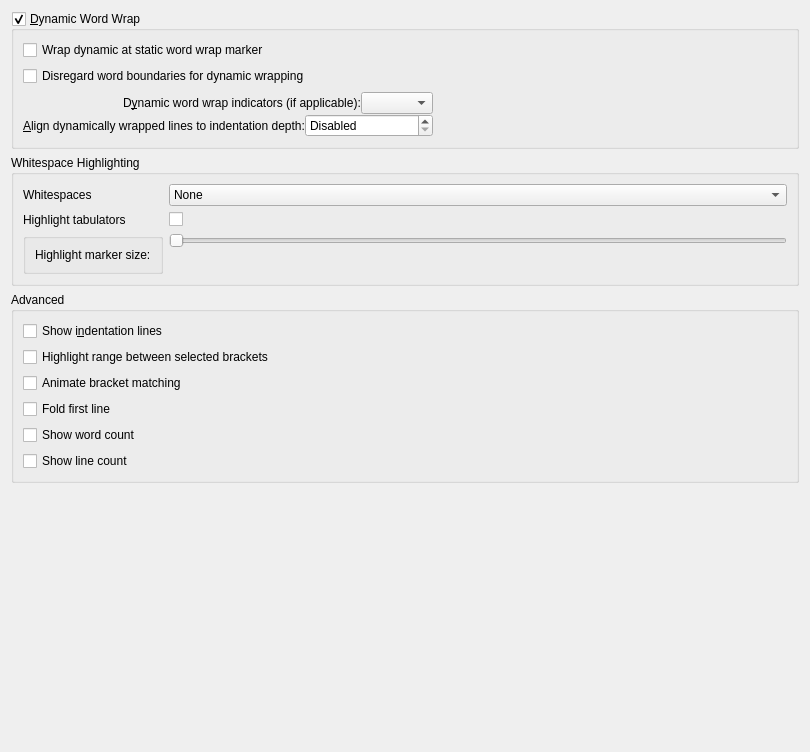
Above: src/dialogs/textareaappearanceconfigwidget.ui from KDE/ktexteditor before the change. Below: the same form after it.
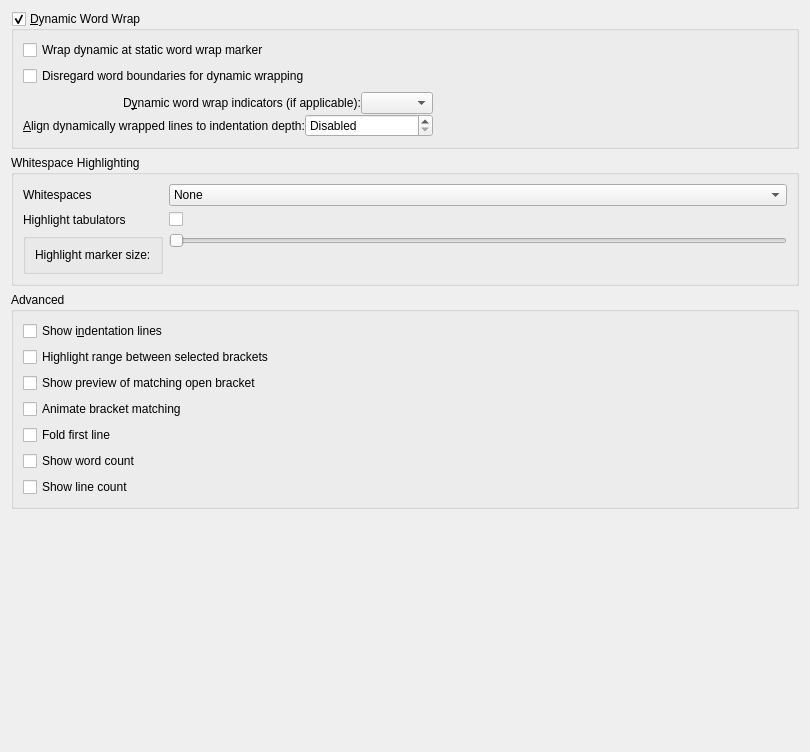
That is the form after the change. Custom widgets are drawn as their Qt base class.

Commit message: Added a separate config option for bracket match preview

The edit to the form file:
```diff
--- a/src/dialogs/textareaappearanceconfigwidget.ui
+++ b/src/dialogs/textareaappearanceconfigwidget.ui
@@ -263,6 +263,19 @@
         </property>
        </widget>
       </item>
+      <item>
+       <widget class="QCheckBox" name="chkShowBracketMatchPreview">
+        <property name="toolTip">
+         <string>Show the matching open bracket and lines adjacent to it for context</string>
+        </property>
+        <property name="whatsThis">
+         <string>If this is enabled, a preview of the lines near a matching open bracket is shown. This can help in quickly determining the context of a closing bracket, especially in long function/class declarations and deeply nested if blocks</string>
+        </property>
+        <property name="text">
+         <string>Show preview of matching open bracket</string>
+        </property>
+       </widget>
+      </item>
       <item>
        <widget class="QCheckBox" name="chkAnimateBracketMatching">
         <property name="toolTip">
```
The commit also changes 4 other files.
